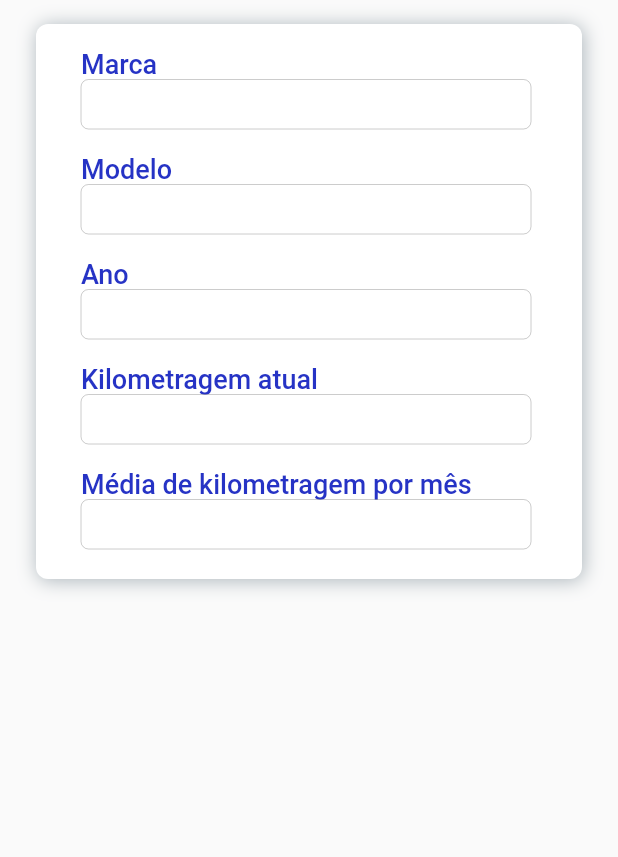
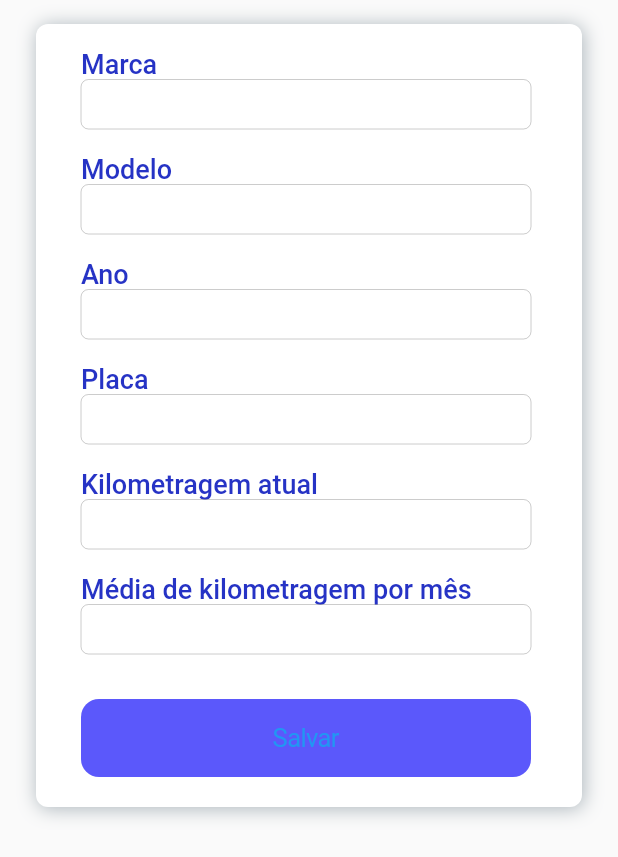
Before and after one commit to DanielRistoff/carro-na-mao-app, a Flutter app: the PageVehicleInformationView widget shown alone on an empty page, opened directly, on a phone screen of 412 x 824 dp. Shown: the top 857 px of the screen. Run offline on Flutter 3.47's test engine with Material 2 defaults, Android fonts, the phone set to English and light mode, and no system bars; our stand-ins replace dio, flutter_svg, mobx; network calls fail.

Commit message:
feat menu vehicle and personal

```diff
--- a/lib/car_in_hand_app/ui_view/page_ vehicle_information_view.dart
+++ b/lib/car_in_hand_app/ui_view/page_ vehicle_information_view.dart
@@ -193,6 +193,48 @@ class _PageVehicleInformationViewState
                                   top: 16,
                                 ),
                                 child: Text(
+                                  "Placa",
+                                  textAlign: TextAlign.left,
+                                  style: TextStyle(
+                                    fontFamily: CarInHandAppTheme.fontName,
+                                    fontWeight: FontWeight.w500,
+                                    fontSize: 18,
+                                    letterSpacing: 0.0,
+                                    color: CarInHandAppTheme.nearlyDarkBlue,
+                                  ),
+                                ),
+                              ),
+                            ],
+                          ),
+                          Row(
+                            children: <Widget>[
+                              Padding(
+                                  padding: const EdgeInsets.only(
+                                    left: 30,
+                                    right: 16,
+                                  ),
+                                  child: SizedBox(
+                                    width: 300,
+                                    height: 33,
+                                    child: CupertinoTextField(
+                                      controller: _noteController,
+                                      keyboardType: TextInputType.text,
+                                      textInputAction: TextInputAction.newline,
+                                      minLines: 1,
+                                      maxLines: 1,
+                                    ),
+                                  )),
+                            ],
+                          ),
+                          Row(
+                            children: const <Widget>[
+                              Padding(
+                                padding: EdgeInsets.only(
+                                  left: 30,
+                                  right: 16,
+                                  top: 16,
+                                ),
+                                child: Text(
                                   "Kilometragem atual",
                                   textAlign: TextAlign.left,
                                   style: TextStyle(
@@ -269,6 +311,27 @@ class _PageVehicleInformationViewState
                             ],
                           ),
                           Row(
+                            children: <Widget>[
+                              Padding(
+                                  padding: const EdgeInsets.only(
+                                    left: 30,
+                                    right: 16,
+                                    top: 30,
+                                  ),
+                                  child: SizedBox(
+                                    width: 300,
+                                    child: CupertinoButton(
+                                      disabledColor:
+                                          CupertinoColors.inactiveGray,
+                                      onPressed: () {},
+                                      color: const Color.fromARGB(
+                                          255, 91, 88, 251),
+                                      child: const Text('Salvar'),
+                                    ),
+                                  )),
+                            ],
+                          ),
+                          Row(
                             children: const <Widget>[
                               Padding(
                                 padding: EdgeInsets.only(
```
Also changed, not shown: lib/car_in_hand_app/menu/menu_screen.dart (+65 -7 lines).
